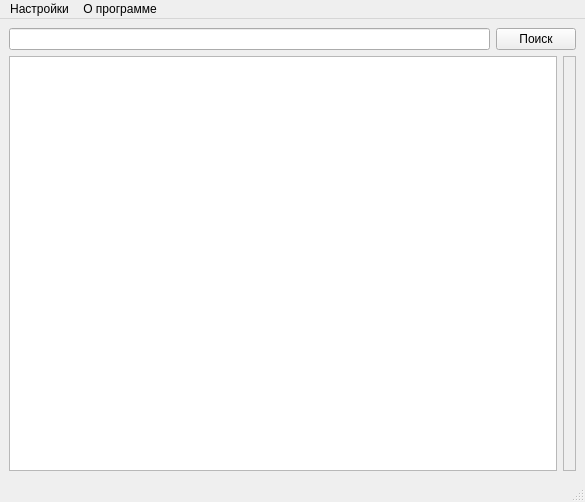
Old version of the form views/ui/mainwindow.ui in the repository pavelgrigoriev/OcrReacall.
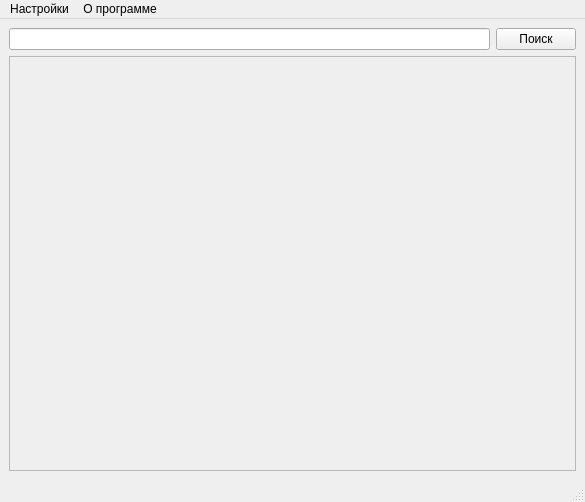
New version of the form.

Commit message: change main menu view

```diff
--- a/views/ui/mainwindow.ui
+++ b/views/ui/mainwindow.ui
@@ -29,29 +29,8 @@
       </item>
       <item row="1" column="0" colspan="3">
        <layout class="QGridLayout" name="gridLayout_2">
-        <item row="0" column="0">
-         <widget class="QGraphicsView" name="graphicsView"/>
-        </item>
-        <item row="0" column="1">
+        <item row="0" column="3">
          <widget class="QScrollArea" name="scrollArea">
-          <property name="sizePolicy">
-           <sizepolicy hsizetype="Minimum" vsizetype="Expanding">
-            <horstretch>0</horstretch>
-            <verstretch>0</verstretch>
-           </sizepolicy>
-          </property>
-          <property name="minimumSize">
-           <size>
-            <width>0</width>
-            <height>0</height>
-           </size>
-          </property>
-          <property name="maximumSize">
-           <size>
-            <width>13</width>
-            <height>16777215</height>
-           </size>
-          </property>
           <property name="widgetResizable">
            <bool>true</bool>
           </property>
@@ -60,10 +39,15 @@
             <rect>
              <x>0</x>
              <y>0</y>
-             <width>16</width>
-             <height>368</height>
+             <width>565</width>
+             <height>389</height>
             </rect>
            </property>
+           <layout class="QGridLayout" name="gridLayout_4">
+            <item row="0" column="0">
+             <widget class="QWidget" name="widget" native="true"/>
+            </item>
+           </layout>
           </widget>
          </widget>
         </item>
```
The commit also changes 2 other files.
